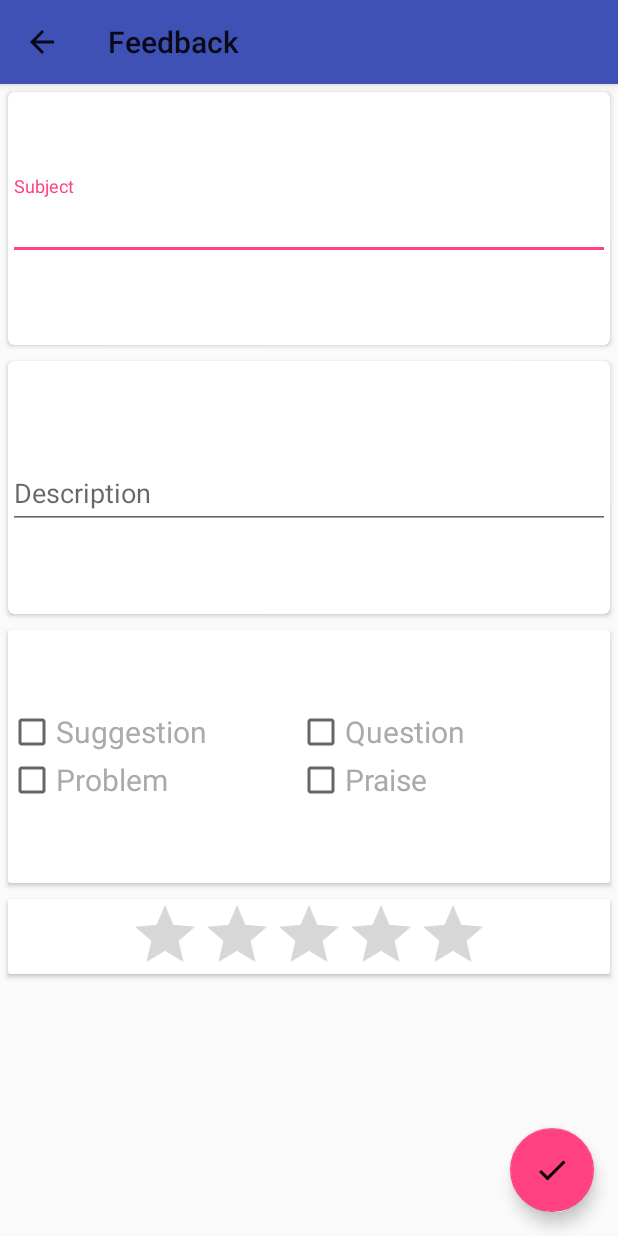
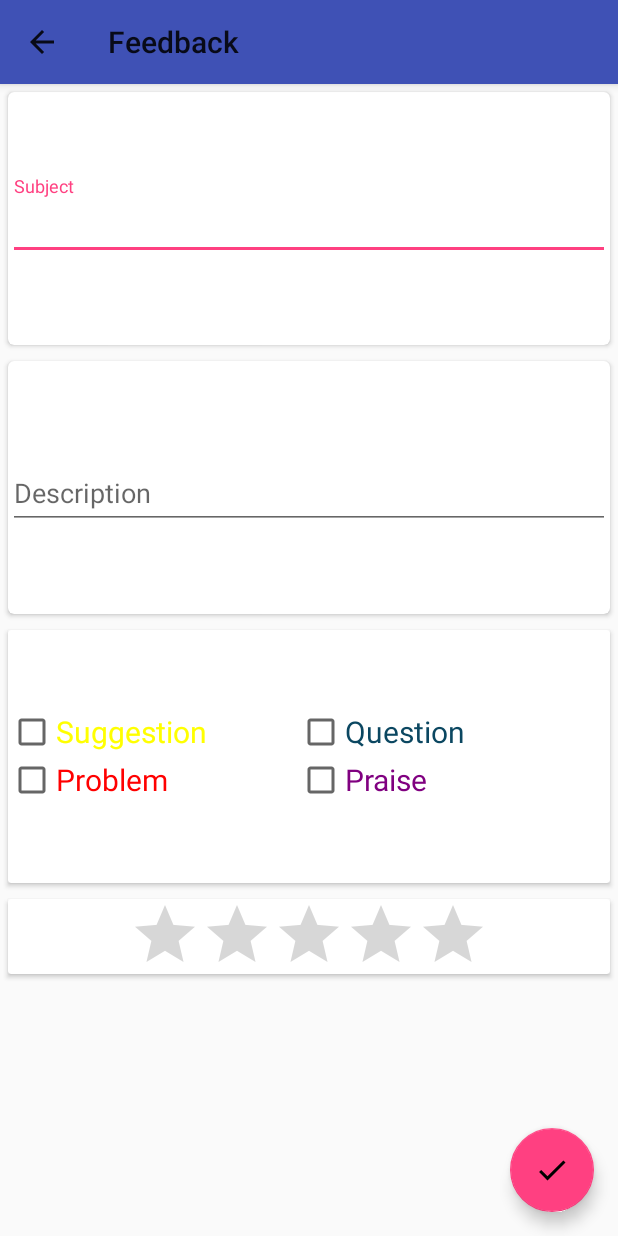
Before and after one commit to TheDorkKnightRises/BloodRelations, an Android app: the FeedbackActivity screen opened directly, with no data from a screen before it, on a phone screen of 412 x 824 dp. Run offline under Robolectric (Android 15) with nearby library versions, the phone set to English and light mode, and no system bars.

Commit message:
Feedback changes

```diff
--- a/app/src/main/res/layout/activity_feedback.xml
+++ b/app/src/main/res/layout/activity_feedback.xml
@@ -79,28 +79,27 @@
                     android:text="Suggestion"
                     android:layout_gravity="right"
                     android:textSize="20dp"
-                    android:textColor="@android:color/darker_gray"/>
+                    android:textColor="@color/yellow"/>
 
                 <CheckBox
                     android:text="Question"
                     android:layout_gravity="fill"
                     android:layout_marginLeft="60dp"
                     android:textSize="20dp"
-                    android:textColor="@android:color/darker_gray"/>
+                    android:textColor="@color/blue"/>
 
                 <CheckBox
                     android:text="Problem"
                     android:layout_gravity="fill"
-
                     android:textSize="20dp"
-                    android:textColor="@android:color/darker_gray"/>
+                    android:textColor="@color/red"/>
 
                 <CheckBox
                     android:text="Praise"
                     android:layout_gravity="fill"
                     android:layout_marginLeft="60dp"
                     android:textSize="20dp"
-                    android:textColor="@android:color/darker_gray"/>
+                    android:textColor="@color/purple"/>
 
             </GridLayout>
 
--- a/app/src/main/res/values/colors.xml
+++ b/app/src/main/res/values/colors.xml
@@ -3,6 +3,9 @@
     <color name="colorPrimary">#3F51B5</color>
     <color name="colorPrimaryDark">#303F9F</color>
     <color name="colorAccent">#FF4081</color>
-
+    <color name="yellow">#FFFF00</color>
+    <color name="blue">#0B4761</color>
+    <color name="purple">#800080</color>
+    <color name="red">#FF0000</color>
     <color name="white">#FFFFFF</color>
 </resources>
```
